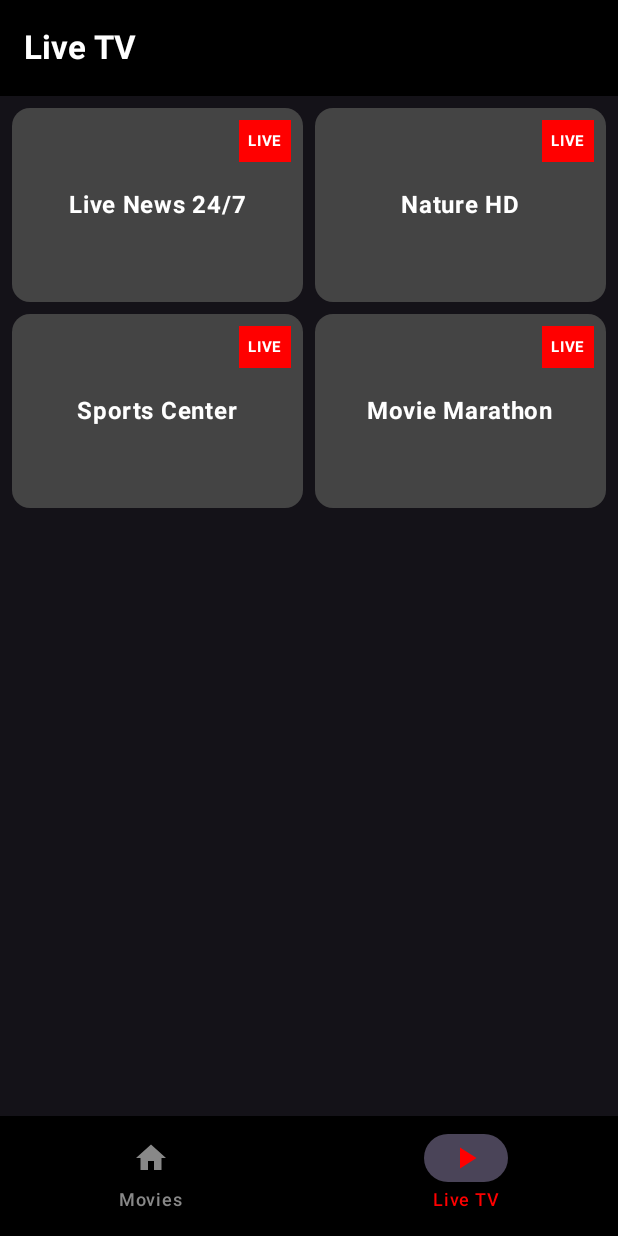
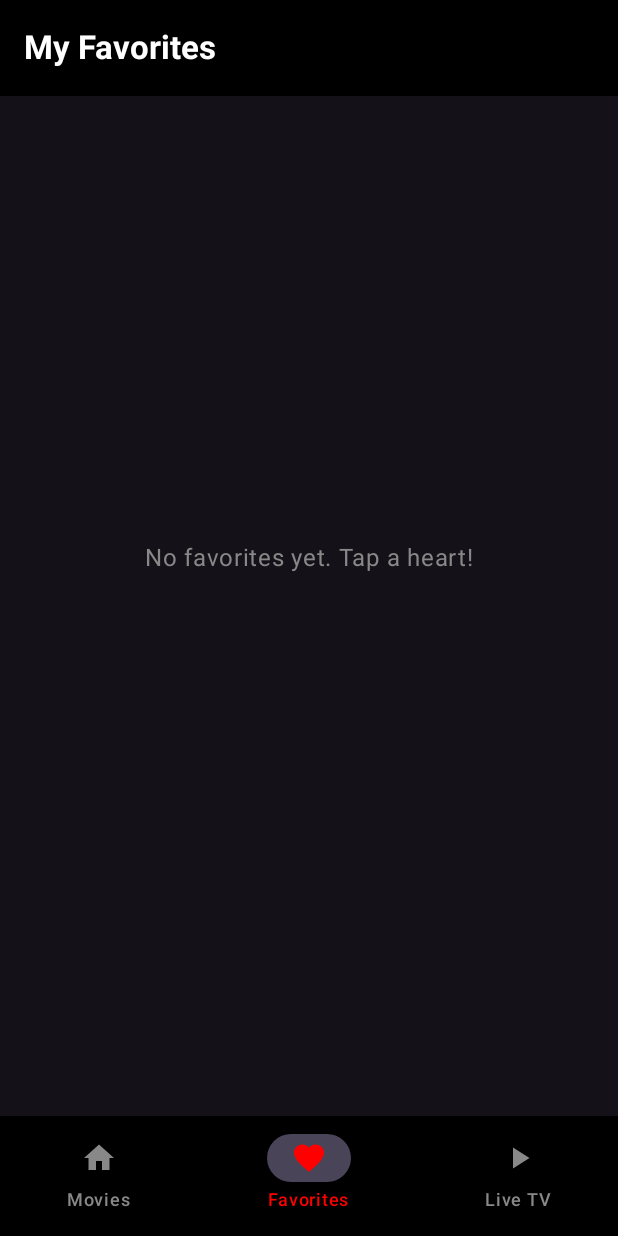
Before and after one commit to heartbroken25th-sudo/HEART256-TV, an Android app built with Jetpack Compose: the screen it shows after launch (MainActivity), item 2 of the bottom bar chosen, on a phone screen of 412 x 824 dp. Run offline under Robolectric (Android 15) with nearby library versions, the phone set to English and light mode, and no system bars; pictures from the network do not load.

Commit message:
Update MainActivity.kt

```diff
--- a/app/src/main/java/com/heart256tv/MainActivity.kt
+++ b/app/src/main/java/com/heart256tv/MainActivity.kt
@@ -8,6 +8,7 @@ import androidx.compose.foundation.background
 import androidx.compose.foundation.clickable
 import androidx.compose.foundation.layout.Arrangement
 import androidx.compose.foundation.layout.Box
+import androidx.compose.foundation.layout.Column
 import androidx.compose.foundation.layout.aspectRatio
 import androidx.compose.foundation.layout.fillMaxSize
 import androidx.compose.foundation.layout.fillMaxWidth
@@ -69,26 +70,23 @@ class MainActivity : ComponentActivity() {
 
                     Scaffold(
                         bottomBar = {
-                            // Only show the bottom bar on the main screens
-                            if (currentRoute == "movies" || currentRoute == "live_tv") {
+                            if (currentRoute == "movies" || currentRoute == "live_tv" || currentRoute == "favorites") {
                                 NavigationBar(containerColor = Color.Black) {
                                     NavigationBarItem(
                                         selected = currentRoute == "movies",
-                                        onClick = {
-                                            navController.navigate("movies") {
-                                                popUpTo("movies") { inclusive = true }
-                                            }
-                                        },
+                                        onClick = { navController.navigate("movies") { popUpTo("movies") { inclusive = true } } },
                                         icon = { Icon(Icons.Default.Home, contentDescription = "Movies", tint = if (currentRoute == "movies") Color.Red else Color.Gray) },
                                         label = { Text("Movies", color = if (currentRoute == "movies") Color.Red else Color.Gray) }
                                     )
                                     NavigationBarItem(
+                                        selected = currentRoute == "favorites",
+                                        onClick = { navController.navigate("favorites") { popUpTo("movies") { inclusive = true } } },
+                                        icon = { Icon(Icons.Default.Favorite, contentDescription = "Favorites", tint = if (currentRoute == "favorites") Color.Red else Color.Gray) },
+                                        label = { Text("Favorites", color = if (currentRoute == "favorites") Color.Red else Color.Gray) }
+                                    )
+                                    NavigationBarItem(
                                         selected = currentRoute == "live_tv",
-                                        onClick = {
-                                            navController.navigate("live_tv") {
-                                                popUpTo("movies") { inclusive = true }
-                                            }
-                                        },
+                                        onClick = { navController.navigate("live_tv") { popUpTo("movies") { inclusive = true } } },
                                         icon = { Icon(Icons.Default.PlayArrow, contentDescription = "Live TV", tint = if (currentRoute == "live_tv") Color.Red else Color.Gray) },
                                         label = { Text("Live TV", color = if (currentRoute == "live_tv") Color.Red else Color.Gray) }
                                     )
@@ -102,17 +100,49 @@ class MainActivity : ComponentActivity() {
                             modifier = Modifier.padding(innerPadding)
                         ) {
 
-                            // 1. Movies Route
                             composable("movies") {
                                 MovieGridScreen(
                                     viewModel = viewModel,
-                                    onMovieClick = { movieId ->
-                                        navController.navigate("details/$movieId")
-                                    }
+                                    onMovieClick = { movieId -> navController.navigate("details/$movieId") }
                                 )
                             }
 
-                            // 2. Live TV Route
+                            composable("favorites") {
+                                val uiState by viewModel.uiState.collectAsState()
+                                val favoriteMovies = uiState.allMovies.filter { uiState.favoriteIds.contains(it.id) }
+
+                                Scaffold(
+                                    topBar = {
+                                        TopAppBar(
+                                            title = { Text("My Favorites", color = Color.White, fontWeight = FontWeight.Bold) },
+                                            colors = TopAppBarDefaults.topAppBarColors(containerColor = Color.Black)
+                                        )
+                                    }
+                                ) { padding ->
+                                    if (favoriteMovies.isEmpty()) {
+                                        Box(modifier = Modifier.fillMaxSize(), contentAlignment = Alignment.Center) {
+                                            Text("No favorites yet. Tap a heart!", color = Color.Gray)
+                                        }
+                                    } else {
+                                        LazyVerticalGrid(
+                                            columns = GridCells.Fixed(2),
+                                            modifier = Modifier.fillMaxSize().padding(padding).padding(8.dp),
+                                            horizontalArrangement = Arrangement.spacedBy(8.dp),
+                                            verticalArrangement = Arrangement.spacedBy(8.dp)
+                                        ) {
+                                            items(favoriteMovies) { movie ->
+                                                MovieCard(
+                                                    movie = movie,
+                                                    isFavorite = true,
+                                                    onClick = { navController.navigate("details/${movie.id}") },
+                                                    onFavoriteClick = { viewModel.toggleFavorite(movie.id) }
+                                                )
+                                            }
+                                        }
+                                    }
+                                }
+                            }
+
                             composable("live_tv") {
                                 LiveTvScreen(
                                     onChannelClick = { videoUrl ->
@@ -121,7 +151,6 @@ class MainActivity : ComponentActivity() {
                                 )
                             }
 
-                            // 3. Details Route
                             composable("details/{movieId}") { backStackEntry ->
                                 val movieId = backStackEntry.arguments?.getString("movieId")?.toIntOrNull()
                                 val movie = viewModel.uiState.value.allMovies.find { it.id == movieId }
@@ -130,14 +159,11 @@ class MainActivity : ComponentActivity() {
                                     DetailsScreen(
                                         movie = movie,
                                         onBackClick = { navController.popBackStack() },
-                                        onWatchClick = {
-                                            navController.navigate("player/${android.net.Uri.encode(movie.videoUrl)}")
-                                        }
+                                        onWatchClick = { navController.navigate("player/${android.net.Uri.encode(movie.videoUrl)}") }
                                     )
                                 }
                             }
 
-                            // 4. Video Player Route
                             composable("player/{videoUrl}") { backStackEntry ->
                                 val videoUrl = backStackEntry.arguments?.getString("videoUrl")
                                 if (videoUrl != null) {
@@ -161,32 +187,47 @@ fun MovieGridScreen(viewModel: MainViewModel, onMovieClick: (Int) -> Unit) {
         topBar = {
             TopAppBar(
                 title = {
+                    // BROUGHT BACK THE APP NAME HERE!
+                    Text(
+                        text = "Heart256 TV",
+                        fontWeight = FontWeight.Bold,
+                        color = Color.Red,
+                        fontSize = 24.sp
+                    )
+                },
+                colors = TopAppBarDefaults.topAppBarColors(containerColor = Color.Black)
+            )
+        }
+    ) { paddingValues ->
+        Column(
+            modifier = Modifier
+                .fillMaxSize()
+                .padding(paddingValues)
+        ) {
+            // The Search Bar is now just below the title
             TextField(
                 value = uiState.searchQuery,
                 onValueChange = { viewModel.onSearchQueryChange(it) },
                 placeholder = { Text("Search movies...", color = Color.Gray) },
-                        modifier = Modifier.fillMaxWidth(),
+                modifier = Modifier
+                    .fillMaxWidth()
+                    .padding(horizontal = 8.dp, vertical = 4.dp),
                 singleLine = true,
                 keyboardOptions = KeyboardOptions(imeAction = ImeAction.Search),
                 colors = TextFieldDefaults.colors(
-                            focusedContainerColor = Color.Black,
-                            unfocusedContainerColor = Color.Black,
+                    focusedContainerColor = Color.DarkGray,
+                    unfocusedContainerColor = Color.DarkGray,
                     focusedIndicatorColor = Color.Transparent,
                     unfocusedIndicatorColor = Color.Transparent,
                     focusedTextColor = Color.White,
                     unfocusedTextColor = Color.White
                 )
             )
-                },
-                colors = TopAppBarDefaults.topAppBarColors(containerColor = Color.Black)
-            )
-        }
-    ) { paddingValues ->
+
             LazyVerticalGrid(
                 columns = GridCells.Fixed(2),
                 modifier = Modifier
                     .fillMaxSize()
-                .padding(paddingValues)
                     .padding(8.dp),
                 horizontalArrangement = Arrangement.spacedBy(8.dp),
                 verticalArrangement = Arrangement.spacedBy(8.dp)
@@ -198,6 +239,7 @@ fun MovieGridScreen(viewModel: MainViewModel, onMovieClick: (Int) -> Unit) {
                         onClick = { onMovieClick(movie.id) },
                         onFavoriteClick = { viewModel.toggleFavorite(movie.id) }
                     )
+                }
             }
         }
     }
```
Lines whose indentation alone changed are shown as unchanged.
